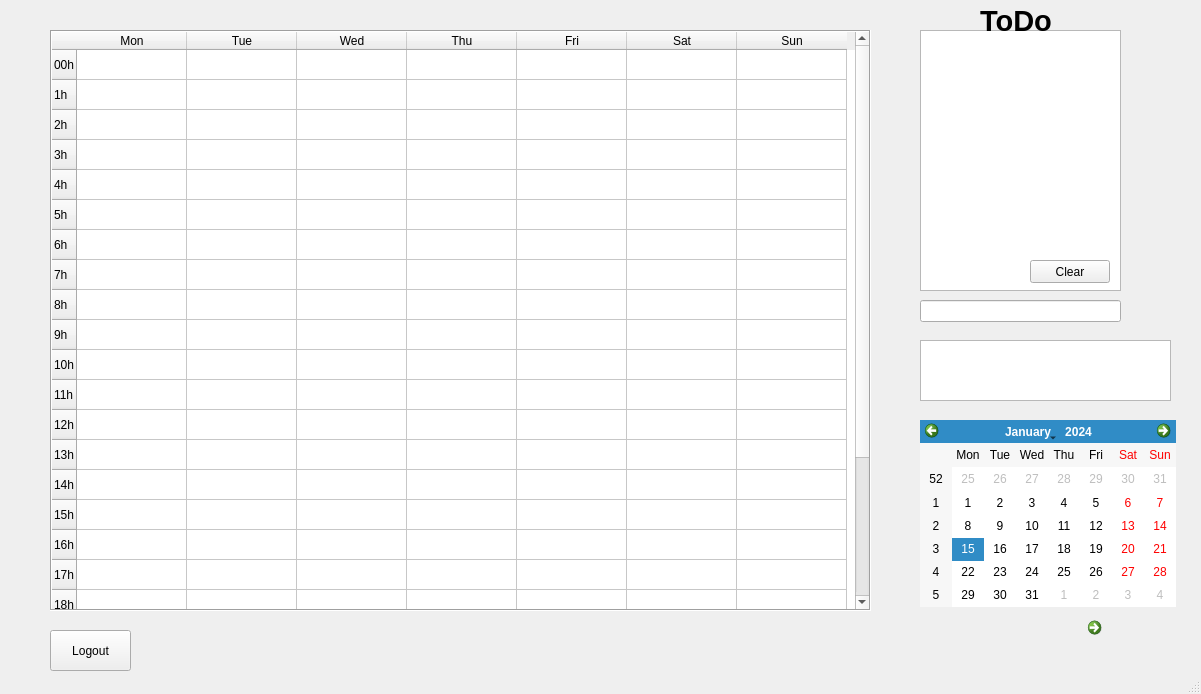
Qt form kOrganizify/src/appwindow.ui (jelisavetagavrilovic/kOrganizify) before a commit.
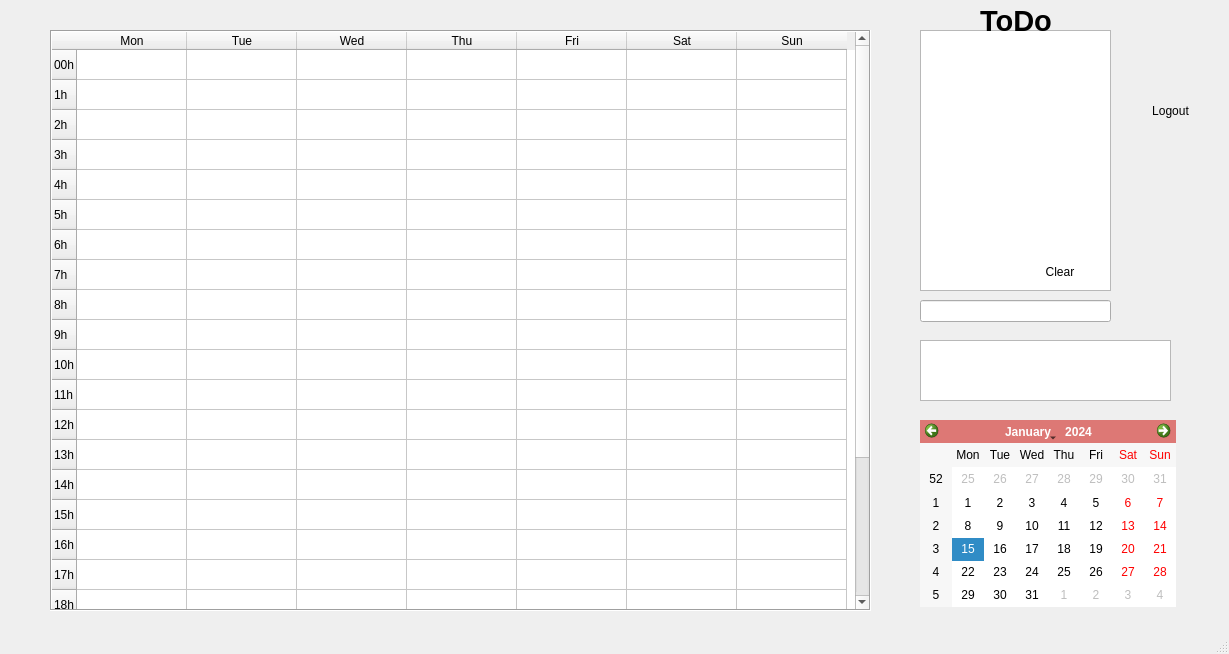
The same form after that commit. Icons and pictures are not drawn.

Patch:
```diff
--- a/kOrganizify/src/appwindow.ui
+++ b/kOrganizify/src/appwindow.ui
@@ -6,8 +6,8 @@
    <rect>
     <x>0</x>
     <y>0</y>
-    <width>1201</width>
-    <height>694</height>
+    <width>1229</width>
+    <height>654</height>
    </rect>
   </property>
   <property name="windowTitle">
@@ -26,12 +26,17 @@
    <property name="autoFillBackground">
     <bool>false</bool>
    </property>
+   <property name="styleSheet">
+    <string notr="true">QPushButton{
+	border-radius: 12px;
+}</string>
+   </property>
    <widget class="QListWidget" name="lwToDoList">
     <property name="geometry">
      <rect>
       <x>920</x>
       <y>30</y>
-      <width>201</width>
+      <width>191</width>
       <height>261</height>
      </rect>
     </property>
@@ -60,7 +65,7 @@
      <rect>
       <x>920</x>
       <y>300</y>
-      <width>201</width>
+      <width>191</width>
       <height>22</height>
      </rect>
     </property>
@@ -250,7 +255,7 @@
    <widget class="QPushButton" name="btnClear">
     <property name="geometry">
      <rect>
-      <x>1030</x>
+      <x>1020</x>
       <y>260</y>
       <width>80</width>
       <height>23</height>
@@ -260,34 +265,11 @@
      <string>Clear</string>
     </property>
    </widget>
-   <widget class="QCommandLinkButton" name="btnSettings">
-    <property name="geometry">
-     <rect>
-      <x>1080</x>
-      <y>610</y>
-      <width>51</width>
-      <height>51</height>
-     </rect>
-    </property>
-    <property name="text">
-     <string/>
-    </property>
-    <property name="icon">
-     <iconset resource="../resources.qrc">
-      <normaloff>:/images/images/settings.png</normaloff>:/images/images/settings.png</iconset>
-    </property>
-    <property name="iconSize">
-     <size>
-      <width>30</width>
-      <height>30</height>
-     </size>
-    </property>
-   </widget>
    <widget class="QPushButton" name="btnLogout">
     <property name="geometry">
      <rect>
-      <x>50</x>
-      <y>630</y>
+      <x>1130</x>
+      <y>90</y>
       <width>81</width>
       <height>41</height>
      </rect>
@@ -305,6 +287,35 @@
       <height>187</height>
      </rect>
     </property>
+    <property name="styleSheet">
+     <string notr="true">QCalendarWidget QWidget#qt_calendar_navigationbar {
+    color: black;
+    background-color: #DD7875; 
+}</string>
+    </property>
+   </widget>
+   <widget class="QPushButton" name="btnSettings">
+    <property name="geometry">
+     <rect>
+      <x>1170</x>
+      <y>30</y>
+      <width>41</width>
+      <height>41</height>
+     </rect>
+    </property>
+    <property name="text">
+     <string/>
+    </property>
+    <property name="icon">
+     <iconset resource="../resources.qrc">
+      <normaloff>:/images/images/settings.svg</normaloff>:/images/images/settings.svg</iconset>
+    </property>
+    <property name="iconSize">
+     <size>
+      <width>28</width>
+      <height>30</height>
+     </size>
+    </property>
    </widget>
   </widget>
   <widget class="QMenuBar" name="menubar">
```
Left out of the diff: 6 changed lines with no effect on the pictures.
